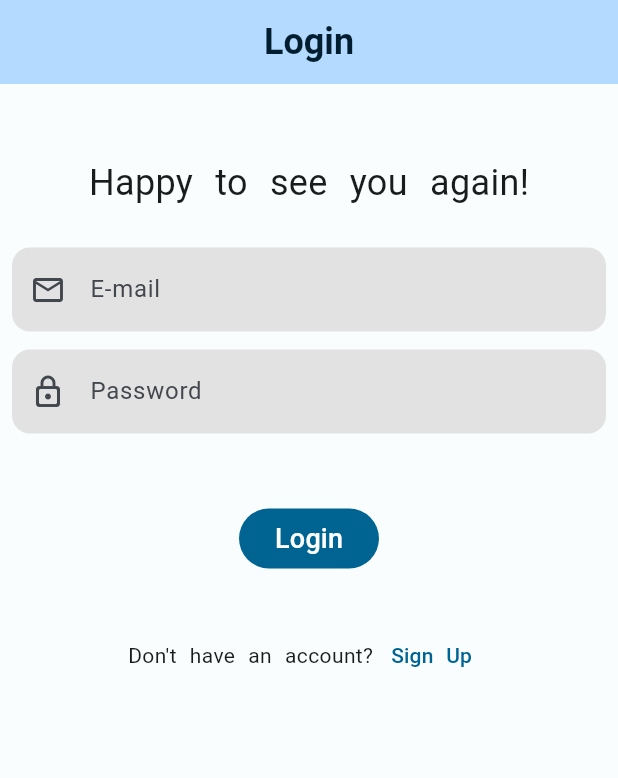
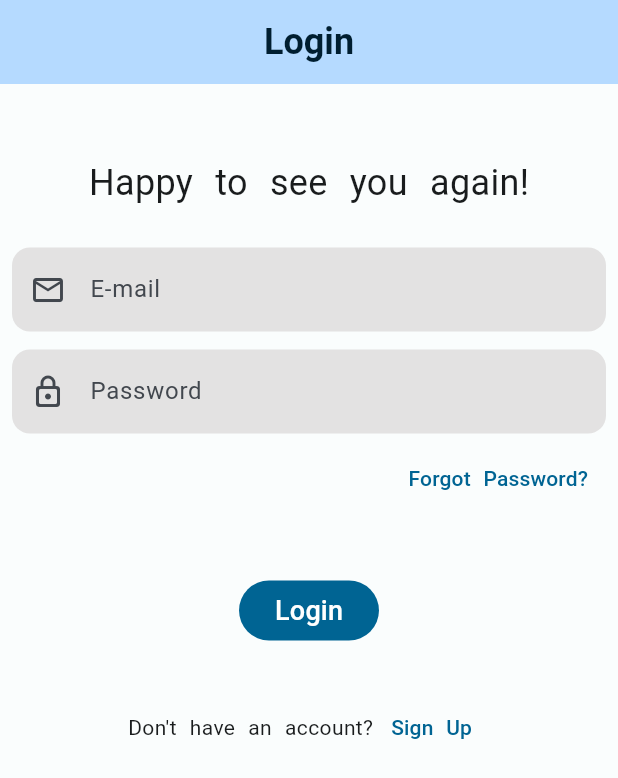
Before and after one commit to VrushankBardolia/quicknote, a Flutter app: the screen it shows after launch, after a tap on "Login", on a phone screen of 412 x 824 dp. Shown: the top 778 px of the screen. Run offline on Flutter 3.47's test engine with Material 2 defaults, Android fonts, the phone set to English and light mode, and no system bars; our stand-ins replace cloud_firestore, firebase_auth, firebase_core, get, google_fonts; accounts and stored records are empty; network calls fail; Roboto replaces fonts that are missing (Mukta).

Commit message:
Reset Password added

```diff
--- a/lib/screens/login.dart
+++ b/lib/screens/login.dart
@@ -2,9 +2,9 @@ import 'package:firebase_auth/firebase_auth.dart';
 import 'package:flutter/material.dart';
 import 'package:get/get.dart';
 import 'package:quicknote/components/authField.dart';
+import 'package:quicknote/screens/resetPassword.dart';
 
 import '../components/authButton.dart';
-import '../components/simpleAlert.dart';
 
 class Login extends StatefulWidget {
   final Function() onTap;
@@ -51,9 +51,9 @@ class _LoginState extends State<Login> {
     } on FirebaseAuthException catch(e){
       Get.back();
       if(e.code=="user-not-found"){
-        const SimpleAlert(title:'No User Found');
+        showAlert('No User Found');
       } else if(e.code=="wrong-password"){
-        const SimpleAlert(title:'Wrong password');
+        showAlert('Wrong password');
       }
     }
   }
@@ -62,7 +62,7 @@ class _LoginState extends State<Login> {
   Widget build(BuildContext context) {
     final theme = Theme.of(context).colorScheme;
     return Scaffold(
-        backgroundColor: theme.background,
+      backgroundColor: theme.background,
       appBar: AppBar(
         backgroundColor: theme.primaryContainer,
         title: Text('Login',
@@ -97,6 +97,17 @@ class _LoginState extends State<Login> {
                   password: true,
                   textType: TextInputType.visiblePassword
                 ),
+                Row(
+                  mainAxisAlignment: MainAxisAlignment.end,
+                  children: [
+                    TextButton(
+                      onPressed: (){
+                        Get.to(()=>const ResetPassword());
+                      },
+                      child: const Text('Forgot Password?')
+                    )
+                  ],
+                ),
                 const SizedBox(height: 40),
                 AuthButton(onTap:login, name: 'Login'),
                 const SizedBox(height: 30),
```
Also changed, not shown: lib/screens/resetPassword.dart (added, +86 -0 lines).
